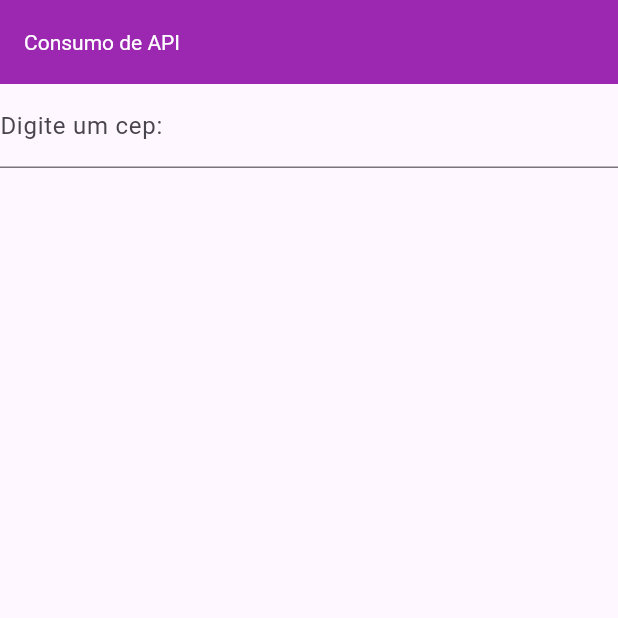
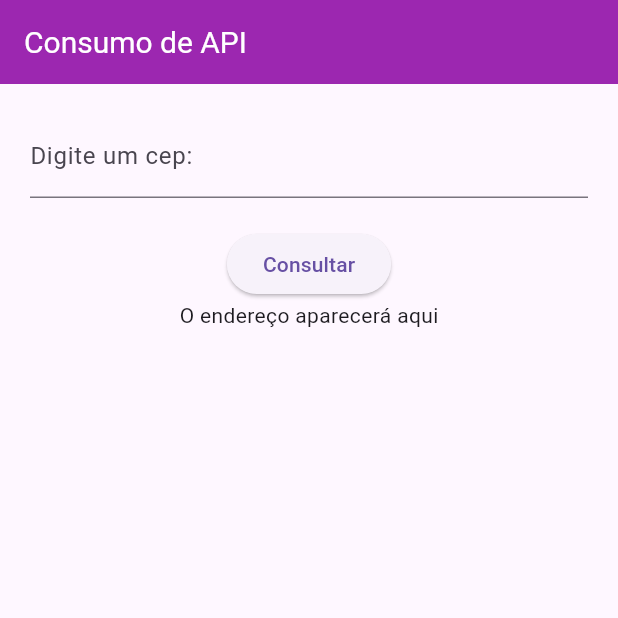
Before and after one commit to Julianacavalaro/cep_brasil, a Flutter app: the screen it shows after launch, on a phone screen of 412 x 824 dp, the top half of it. Run offline on Flutter 3.47's test engine with Material 3 defaults, Android fonts, the phone set to English and light mode, and no system bars.

Commit message:
Cria função anônima

```diff
--- a/cep_brasil/lib/feature/presenter/page/home.dart
+++ b/cep_brasil/lib/feature/presenter/page/home.dart
@@ -14,9 +14,10 @@ class _HomeState extends State<Home> {
       appBar: AppBar(
         title: Text("Consumo de API"),
         backgroundColor: Colors.purple,
-        titleTextStyle: TextStyle(color: Colors.white),
+        titleTextStyle:const TextStyle(fontSize: 20,color: Colors.white),
       ),
       body:Container(
+        padding: EdgeInsets.all(20),
         child: Center(
           child: Column(
             children: [
@@ -25,6 +26,12 @@ class _HomeState extends State<Home> {
                 decoration: InputDecoration(labelText: 'Digite um cep:'),
                 style: TextStyle(fontSize: 16, color: Colors.blueAccent),
               ),
+              Container(height: 20),
+              ElevatedButton(
+                child: Text('Consultar'),
+                onPressed: () {},
+              ),
+              Text('O endereço aparecerá aqui'),
             ],
           ),
         ),
```
